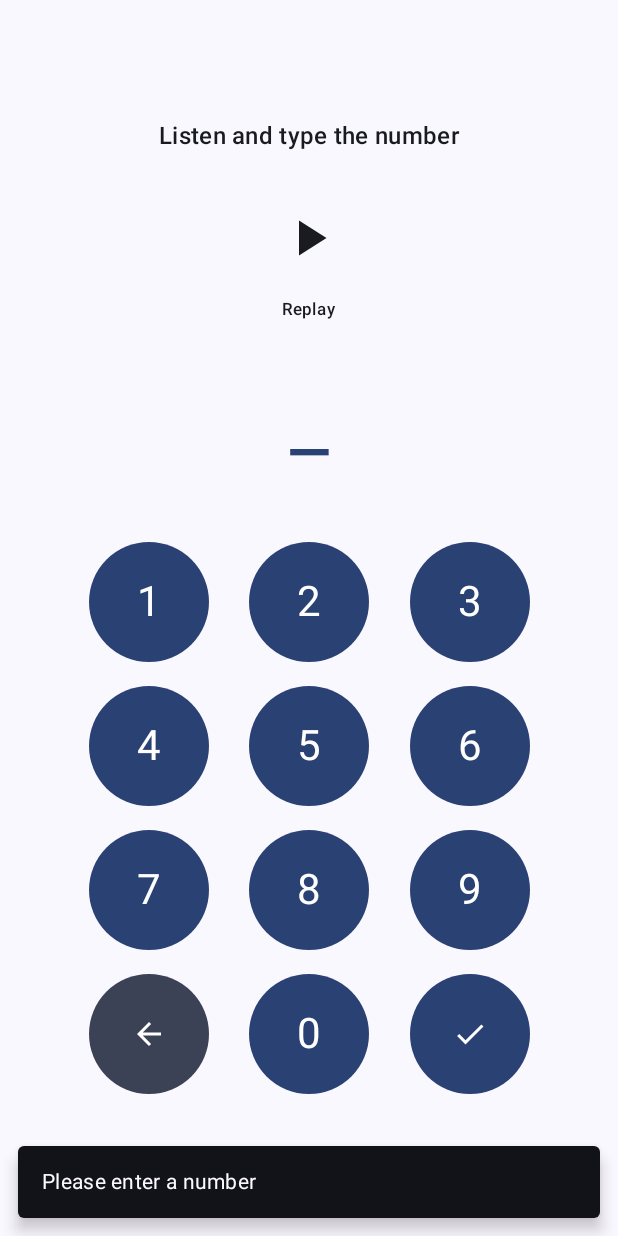
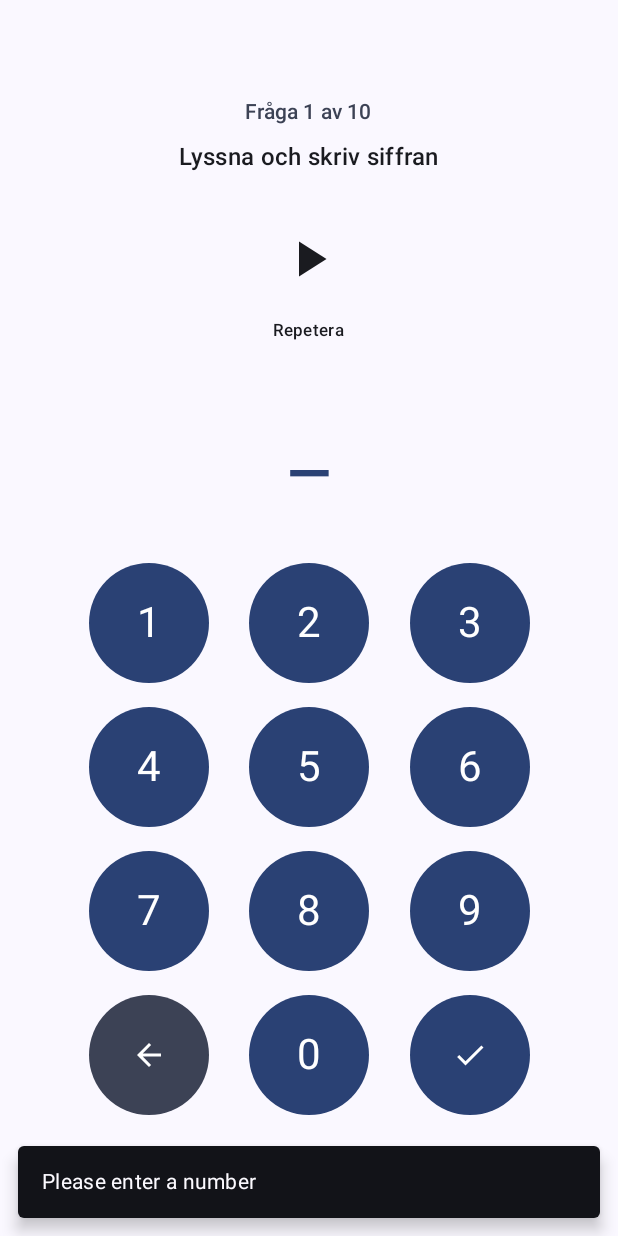
Before and after one commit to SergeyVlSorokin/Siffermastare, an Android app built with Jetpack Compose: the LessonScreen screen opened through its navigation route, after a tap on "Check", on a phone screen of 412 x 824 dp. Run offline under Robolectric (Android 15) with nearby library versions, the phone set to English and light mode, and no system bars.

Commit message:
10 question lesson structure

```diff
--- a/app/src/main/java/com/siffermastare/MainActivity.kt
+++ b/app/src/main/java/com/siffermastare/MainActivity.kt
@@ -7,12 +7,14 @@ import androidx.activity.enableEdgeToEdge
 import androidx.compose.foundation.layout.fillMaxSize
 import androidx.compose.material3.MaterialTheme
 import androidx.compose.material3.Surface
+import androidx.compose.runtime.Composable
 import androidx.compose.ui.Modifier
 import androidx.navigation.compose.NavHost
 import androidx.navigation.compose.composable
 import androidx.navigation.compose.rememberNavController
 import com.siffermastare.ui.home.HomeScreen
 import com.siffermastare.ui.lesson.LessonScreen
+import com.siffermastare.ui.summary.SummaryScreen
 import com.siffermastare.ui.navigation.Screen
 import com.siffermastare.ui.theme.SiffermästareTheme
 
@@ -35,7 +37,23 @@ class MainActivity : ComponentActivity() {
                             HomeScreen(navController = navController)
                         }
                         composable(Screen.Lesson.route) {
-                            LessonScreen()
+                            LessonScreen(
+                                onLessonComplete = {
+                                    navController.navigate(Screen.Summary.route) {
+                                        // Pop up to Home so back button from Summary goes to Home,
+                                        // and Lesson state is cleared (ViewModel cleared)
+                                        popUpTo(Screen.Home.route) { inclusive = false }
+                                    }
+                                }
+                            )
+                        }
+                        composable(Screen.Summary.route) {
+                            SummaryScreen(
+                                onNavigateHome = {
+                                    // Pop back to Home
+                                    navController.popBackStack(Screen.Home.route, false)
+                                }
+                            )
                         }
                     }
                 }
--- a/app/src/main/java/com/siffermastare/ui/home/HomeScreen.kt
+++ b/app/src/main/java/com/siffermastare/ui/home/HomeScreen.kt
@@ -11,6 +11,8 @@ import androidx.compose.ui.Alignment
 import androidx.compose.ui.Modifier
 import androidx.compose.ui.unit.dp
 import androidx.navigation.NavController
+import androidx.compose.ui.res.stringResource
+import com.siffermastare.R
 import com.siffermastare.ui.navigation.Screen
 import com.siffermastare.ui.theme.SiffermästareTheme
 
@@ -39,7 +41,7 @@ fun HomeScreen(
                 navController.navigate(Screen.Lesson.route)
             }
         ) {
-            Text("Start Debug Lesson")
+            Text(stringResource(R.string.start_debug_lesson))
         }
     }
 }
--- a/app/src/main/java/com/siffermastare/ui/lesson/LessonScreen.kt
+++ b/app/src/main/java/com/siffermastare/ui/lesson/LessonScreen.kt
@@ -28,6 +28,10 @@ import androidx.compose.ui.Alignment
 import androidx.compose.ui.Modifier
 import androidx.compose.ui.platform.LocalContext
 import androidx.compose.ui.unit.dp
+import androidx.lifecycle.viewmodel.compose.viewModel
+import androidx.compose.runtime.collectAsState
+import androidx.compose.ui.res.stringResource
+import com.siffermastare.R
 import com.siffermastare.data.tts.TTSManager
 import com.siffermastare.ui.components.Numpad
 import kotlinx.coroutines.launch
@@ -37,17 +41,20 @@ import kotlin.random.Random
  * Lesson screen composable.
  *
  * Displays a number to listen to, an input field for the answer, and a custom Numpad.
- * Implements the basic game loop: Listen -> Type -> Check -> Feedback.
+ * Implements the basic game loop via LessonViewModel.
  *
+ * @param onLessonComplete Callback when lesson is finished.
  * @param modifier Modifier to be applied to the layout.
+ * @param viewModel ViewModel for business logic.
  */
 @Composable
 fun LessonScreen(
-    modifier: Modifier = Modifier
+    onLessonComplete: () -> Unit,
+    modifier: Modifier = Modifier,
+    viewModel: LessonViewModel = viewModel()
 ) {
     val context = LocalContext.current
-    var targetNumber by remember { mutableIntStateOf(generateRandomDigit()) }
-    var currentInput by remember { mutableStateOf("") }
+    val uiState by viewModel.uiState.collectAsState()
 
     val snackbarHostState = remember { SnackbarHostState() }
     val scope = rememberCoroutineScope()
@@ -63,9 +70,27 @@ fun LessonScreen(
     }
 
     // Speak on initial load/change of targetNumber
-    LaunchedEffect(targetNumber) {
-        val swedishText = digitToSwedish(targetNumber)
+    // We observe the state from ViewModel now
+    LaunchedEffect(uiState.targetNumber) {
+        val swedishText = digitToSwedish(uiState.targetNumber)
         ttsManager.speak(swedishText)
+    }
+
+    // Handle Feedback Messages
+    LaunchedEffect(uiState.feedbackMessage) {
+        uiState.feedbackMessage?.let { message ->
+            scope.launch {
+                snackbarHostState.showSnackbar(message)
+            }
+            viewModel.messageShown()
+        }
+    }
+
+    // Handle Lesson Completion
+    LaunchedEffect(uiState.isLessonComplete) {
+        if (uiState.isLessonComplete) {
+            onLessonComplete()
+        }
     }
 
     Scaffold(
@@ -82,9 +107,18 @@ fun LessonScreen(
                 horizontalAlignment = Alignment.CenterHorizontally,
                 modifier = Modifier.padding(16.dp)
             ) {
+                // Progress Indicator
+                Text(
+                    text = stringResource(R.string.lesson_progress_format, uiState.questionCount, uiState.totalQuestions),
+                    style = MaterialTheme.typography.labelLarge,
+                    color = MaterialTheme.colorScheme.secondary
+                )
+
+                Spacer(modifier = Modifier.height(8.dp))
+
                 // Instructions / Status
                 Text(
-                    text = "Listen and type the number",
+                    text = stringResource(R.string.lesson_instructions),
                     style = MaterialTheme.typography.titleMedium
                 )
 
@@ -93,7 +127,7 @@ fun LessonScreen(
                 // Replay Button (Large and Central)
                 IconButton(
                     onClick = {
-                        val swedishText = digitToSwedish(targetNumber)
+                        val swedishText = digitToSwedish(uiState.targetNumber)
                         ttsManager.speak(swedishText)
                     },
                     modifier = Modifier.padding(16.dp)
@@ -104,13 +138,13 @@ fun LessonScreen(
                         modifier = Modifier.fillMaxSize()
                     )
                 }
-                Text("Replay", style = MaterialTheme.typography.labelSmall)
+                Text(stringResource(R.string.lesson_replay), style = MaterialTheme.typography.labelSmall)
 
                 Spacer(modifier = Modifier.height(32.dp))
 
                 // User Input Display
                 Text(
-                    text = if (currentInput.isEmpty()) "_" else currentInput,
+                    text = if (uiState.currentInput.isEmpty()) "_" else uiState.currentInput,
                     style = MaterialTheme.typography.displayLarge,
                     color = MaterialTheme.colorScheme.primary
                 )
@@ -120,35 +154,13 @@ fun LessonScreen(
                 // Custom Numpad
                 Numpad(
                     onDigitClick = { digit ->
-                        currentInput += digit.toString()
+                        viewModel.onDigitClick(digit)
                     },
                     onBackspaceClick = {
-                        if (currentInput.isNotEmpty()) {
-                            currentInput = currentInput.dropLast(1)
-                        }
+                        viewModel.onBackspaceClick()
                     },
                     onCheckClick = {
-                        if (currentInput.isEmpty()) {
-                            scope.launch {
-                                snackbarHostState.showSnackbar("Please enter a number")
-                            }
-                            return@Numpad
-                        }
-
-                        if (compareAnswer(currentInput, targetNumber)) {
-                            // Correct Answer Flow
-                            scope.launch {
-                                snackbarHostState.showSnackbar("Correct!")
-                            }
-                            currentInput = ""
-                            targetNumber = generateRandomDigit() // Triggers LaunchedEffect to speak
-                        } else {
-                            // Incorrect Answer Flow
-                            scope.launch {
-                                snackbarHostState.showSnackbar("Try Again")
-                            }
-                            // Keep input and targetNumber state
-                        }
+                        viewModel.onCheckClick()
                     }
                 )
             }
@@ -156,10 +168,8 @@ fun LessonScreen(
     }
 }
 
-private fun generateRandomDigit(): Int {
-    return Random.nextInt(0, 10)
-}
-
+// Keeping this helper private here or could move to a util class if more widely used.
+// Since logic is mainly in VM now, the conversion to text is still UI concern for TTS.
 private fun digitToSwedish(digit: Int): String {
     return when (digit) {
         0 -> "noll"
@@ -175,8 +185,3 @@ private fun digitToSwedish(digit: Int): String {
         else -> "fel"
     }
 }
-
-private fun compareAnswer(userInput: String, targetNumber: Int): Boolean {
-    val userNumber = userInput.toIntOrNull()
-    return userNumber == targetNumber
-}
--- /dev/null
+++ b/app/src/main/java/com/siffermastare/ui/lesson/LessonViewModel.kt
@@ -0,0 +1,84 @@
+package com.siffermastare.ui.lesson
+
+import androidx.lifecycle.ViewModel
+import kotlinx.coroutines.flow.MutableStateFlow
+import kotlinx.coroutines.flow.StateFlow
+import kotlinx.coroutines.flow.asStateFlow
+import kotlinx.coroutines.flow.update
+import kotlin.random.Random
+
+data class LessonUiState(
+    val targetNumber: Int = 0,
+    val currentInput: String = "",
+    val questionCount: Int = 1,
+    val totalQuestions: Int = 10,
+    val isLessonComplete: Boolean = false,
+    val feedbackMessage: String? = null
+)
+
+class LessonViewModel : ViewModel() {
+
+    private val _uiState = MutableStateFlow(LessonUiState())
+    val uiState: StateFlow<LessonUiState> = _uiState.asStateFlow()
+
+    init {
+        generateNewNumber()
+    }
+
+    private fun generateNewNumber() {
+        _uiState.update { it.copy(targetNumber = Random.nextInt(0, 10)) }
+    }
+
+    fun onDigitClick(digit: Int) {
+        _uiState.update { it.copy(currentInput = it.currentInput + digit) }
+    }
+
+    fun onBackspaceClick() {
+        _uiState.update {
+            if (it.currentInput.isNotEmpty()) {
+                it.copy(currentInput = it.currentInput.dropLast(1))
+            } else {
+                it
+            }
+        }
+    }
+
+    fun onCheckClick() {
+        val currentState = _uiState.value
+        if (currentState.currentInput.isEmpty()) {
+            _uiState.update { it.copy(feedbackMessage = "Please enter a number") }
+            return
+        }
+
+        val userNumber = currentState.currentInput.toIntOrNull()
+        if (userNumber == currentState.targetNumber) {
+            // Correct
+            if (currentState.questionCount >= currentState.totalQuestions) {
+                // Lesson Complete
+                _uiState.update {
+                    it.copy(
+                        feedbackMessage = "Correct!",
+                        isLessonComplete = true
+                    )
+                }
+            } else {
+                // Next Question
+                _uiState.update {
+                    it.copy(
+                        feedbackMessage = "Correct!",
+                        currentInput = "",
+                        questionCount = it.questionCount + 1,
+                        targetNumber = Random.nextInt(0, 10) // Directly generating here to avoid double update if I reused generateNewNumber logic blindly
+                    )
+                }
+            }
+        } else {
+            // Incorrect
+            _uiState.update { it.copy(feedbackMessage = "Try Again") }
+        }
+    }
+
+    fun messageShown() {
+        _uiState.update { it.copy(feedbackMessage = null) }
+    }
+}
--- a/app/src/main/java/com/siffermastare/ui/navigation/Screen.kt
+++ b/app/src/main/java/com/siffermastare/ui/navigation/Screen.kt
@@ -11,4 +11,7 @@ sealed class Screen(val route: String) {
 
     /** The lesson screen destination. */
     object Lesson : Screen("lesson")
+
+    /** The summary screen destination. */
+    object Summary : Screen("summary")
 }
--- a/app/src/main/res/values/strings.xml
+++ b/app/src/main/res/values/strings.xml
@@ -1,3 +1,14 @@
 <resources>
     <string name="app_name">Siffermästare</string>
+
+    <!-- Lesson Screen -->
+    <string name="lesson_progress_format">Fråga %1$d av %2$d</string>
+    <string name="lesson_instructions">Lyssna och skriv siffran</string>
+    <string name="lesson_replay">Repetera</string>
+
+    <!-- Summary Screen -->
+    <string name="lesson_complete_title">Lesson Complete!</string>
+    <string name="lesson_complete_message">Great job practicing!</string>
+    <string name="back_to_home">Back to Home</string>
+    <string name="start_debug_lesson">Start Debug Lesson</string>
 </resources>
```
Also changed, not shown: app/src/main/java/com/siffermastare/ui/summary/SummaryScreen.kt (added, +51 -0 lines), 1 other file.
